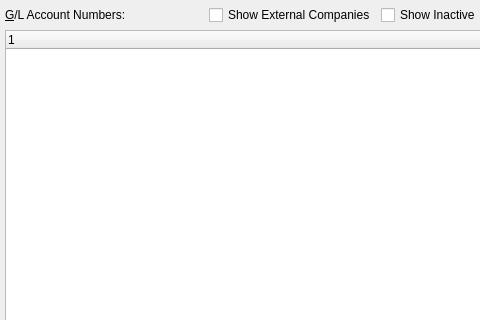
First picture: the form in guiclient/accountNumbers.ui, repository Pegasus-RPG/xtuple-client, before the edit; both pictures show x 0 to 480 and y 0 to 320 of the 571 by 451 pixel window.
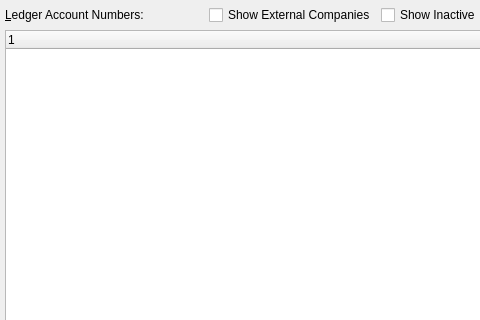
Second picture: the form after the edit. Custom widgets are drawn as their Qt base class.

Diff of the .ui file:
```diff
--- a/guiclient/accountNumbers.ui
+++ b/guiclient/accountNumbers.ui
@@ -28,7 +28,7 @@
        <item>
         <widget class="QLabel" name="_glAccountNumbersLit">
          <property name="text">
-          <string>&amp;G/L Account Numbers:</string>
+          <string>&amp;Ledger Account Numbers:</string>
          </property>
          <property name="buddy">
           <cstring>_account</cstring>
```
